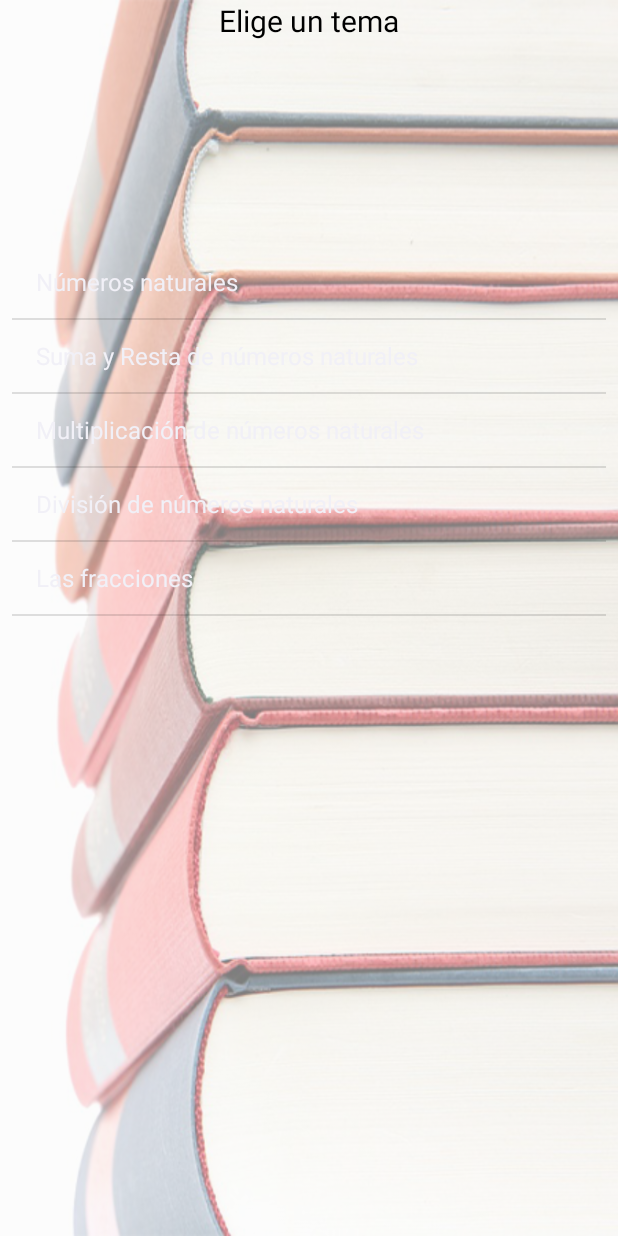
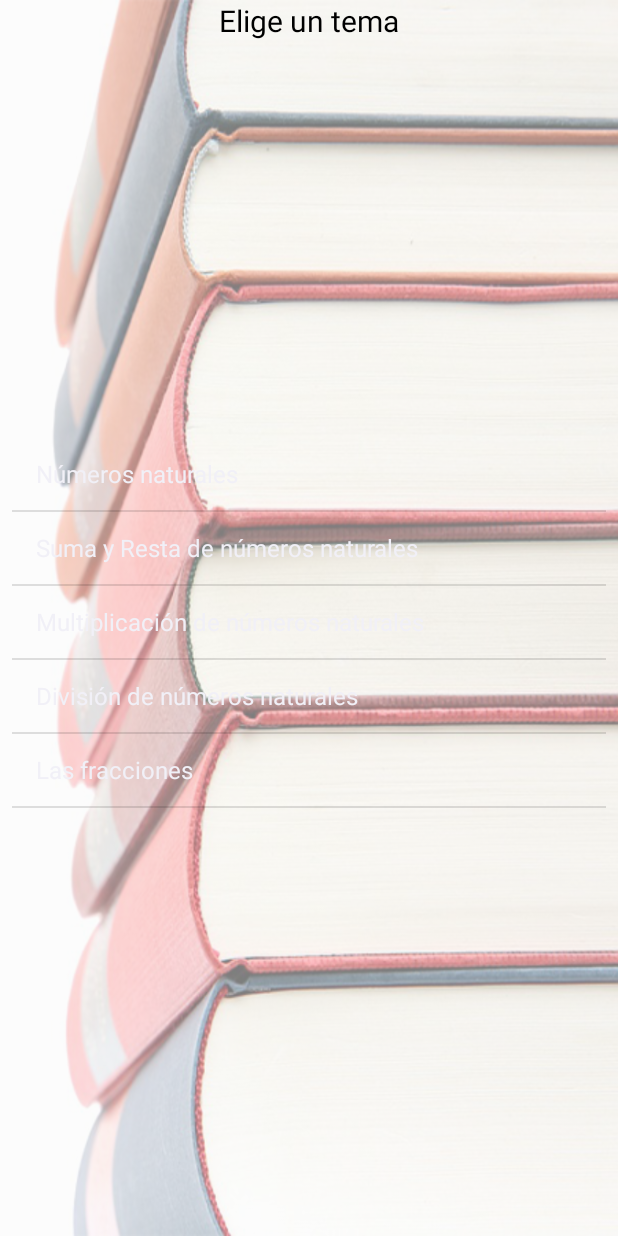
Before and after one commit to ProyectoTeam/ProyectoTSP, an Android app: the Ejercicios screen opened directly, with no data from a screen before it, on a phone screen of 412 x 824 dp. Run offline under Robolectric (Android 15) with nearby library versions, the phone set to English and light mode, and no system bars.

Commit message:
ya casi quedan los ejercicios xP

```diff
--- a/app/src/main/java/e/subsh/proyectotsp/Ejercicio_Tipo_1.java
+++ b/app/src/main/java/e/subsh/proyectotsp/Ejercicio_Tipo_1.java
@@ -30,7 +30,7 @@ public class Ejercicio_Tipo_1 extends AppCompatActivity {
         String[][] p=db.leer();
 
 
-        Toast.makeText(getApplicationContext(),p[id][0].toString(),Toast.LENGTH_LONG).show();
+        Toast.makeText(getApplicationContext(),p[id][2].toString(),Toast.LENGTH_LONG).show();
         txtpregunta.setText(p[id][1].toString());
         Respuesta=p[id][2];
 
--- a/app/src/main/java/e/subsh/proyectotsp/Ejercicios.java
+++ b/app/src/main/java/e/subsh/proyectotsp/Ejercicios.java
@@ -20,6 +20,12 @@ public class Ejercicios extends AppCompatActivity {
         super.onCreate(savedInstanceState);
         setContentView(R.layout.activity_ejercicios);
 
+        BaseDatos_Cuestionario db=new BaseDatos_Cuestionario(getApplicationContext());
+
+        String[][] p=db.leer();
+
+
+
         arrayTemas = getResources().getStringArray(R.array.arrayTemas);
         lstvTemas = findViewById(R.id.lstvEjercicios);
         lstvTemas.setOnItemClickListener(ItemListener());
@@ -32,14 +38,18 @@ public class Ejercicios extends AppCompatActivity {
             @Override
             public void onItemClick(AdapterView<?> parent, View view, int position, long id) {
                 valorTemaActual = position;
+
+                Intent intentamostrar=new Intent(getApplicationContext(),Ejercicio_Tipo_1.class);
+                intentamostrar.putExtra("id", valorTemaActual);
+                startActivity(intentamostrar);
+
                 //Toast.makeText(getApplicationContext(),"Valor: " + valorTemaActual, Toast.LENGTH_SHORT).show();
             }
         };
     }
 
     /*public void onClickMostrar(View view) {
-        Intent intentamostrar=new Intent(getApplicationContext(),Ejercicio_Tipo_1.class);
-        startActivity(intentamostrar);
+
     }*/
 
 
--- a/app/src/main/res/layout/activity_ejercicios.xml
+++ b/app/src/main/res/layout/activity_ejercicios.xml
@@ -42,8 +42,10 @@
         android:layout_marginTop="8dp"
         app:layout_constraintBottom_toBottomOf="parent"
         app:layout_constraintEnd_toEndOf="parent"
+        app:layout_constraintHorizontal_bias="0.0"
         app:layout_constraintStart_toStartOf="parent"
-        app:layout_constraintTop_toBottomOf="@+id/textView2"></ListView>
+        app:layout_constraintTop_toBottomOf="@+id/textView2"
+        app:layout_constraintVertical_bias="1.0"></ListView>
 
 
 </android.support.constraint.ConstraintLayout>
```
